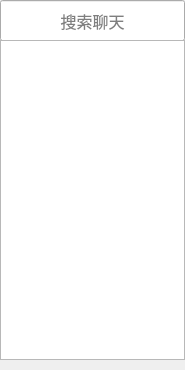
Old version of the form litechat_chatlist.ui in the repository joshmiao/LiteChat.
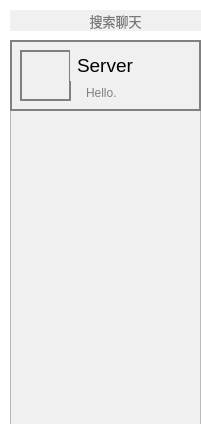
New version of the form. Icons and pictures are not drawn.

```diff
--- a/litechat_chatlist.ui
+++ b/litechat_chatlist.ui
@@ -6,27 +6,35 @@
    <rect>
     <x>0</x>
     <y>0</y>
-    <width>185</width>
-    <height>370</height>
+    <width>201</width>
+    <height>424</height>
    </rect>
   </property>
   <property name="windowTitle">
    <string>Form</string>
   </property>
+  <property name="styleSheet">
+   <string notr="true">background-color: rgb(255, 255, 255);
+</string>
+  </property>
   <widget class="QLineEdit" name="lineEdit">
    <property name="geometry">
     <rect>
-     <x>0</x>
-     <y>0</y>
-     <width>185</width>
-     <height>41</height>
+     <x>30</x>
+     <y>10</y>
+     <width>171</width>
+     <height>21</height>
     </rect>
    </property>
    <property name="font">
     <font>
-     <pointsize>12</pointsize>
+     <pointsize>10</pointsize>
     </font>
    </property>
+   <property name="styleSheet">
+    <string notr="true">border-radius:15px;
+background-color: rgb(240, 240, 240);</string>
+   </property>
    <property name="inputMask">
     <string/>
    </property>
@@ -40,24 +48,104 @@
   <widget class="QListWidget" name="listWidget">
    <property name="geometry">
     <rect>
-     <x>0</x>
+     <x>10</x>
      <y>40</y>
-     <width>185</width>
-     <height>320</height>
+     <width>191</width>
+     <height>391</height>
     </rect>
    </property>
-   <property name="minimumSize">
-    <size>
-     <width>185</width>
-     <height>320</height>
-    </size>
+   <property name="styleSheet">
+    <string notr="true">background-color: rgb(240, 240, 240);</string>
    </property>
-   <property name="maximumSize">
-    <size>
-     <width>185</width>
-     <height>320</height>
-    </size>
+  </widget>
+  <widget class="QLabel" name="label">
+   <property name="geometry">
+    <rect>
+     <x>10</x>
+     <y>10</y>
+     <width>21</width>
+     <height>21</height>
+    </rect>
    </property>
+   <property name="styleSheet">
+    <string notr="true">background-color: rgb(240, 240, 240);
+border-image: url(:/img/search.png);</string>
+   </property>
+   <property name="text">
+    <string/>
+   </property>
+  </widget>
+  <widget class="QWidget" name="widget" native="true">
+   <property name="geometry">
+    <rect>
+     <x>10</x>
+     <y>40</y>
+     <width>191</width>
+     <height>71</height>
+    </rect>
+   </property>
+   <property name="styleSheet">
+    <string notr="true">background-color: rgb(240, 240, 240);
+border:2px solid gray;</string>
+   </property>
+   <widget class="QLabel" name="label_2">
+    <property name="geometry">
+     <rect>
+      <x>10</x>
+      <y>10</y>
+      <width>51</width>
+      <height>51</height>
+     </rect>
+    </property>
+    <property name="styleSheet">
+     <string notr="true">border-image: url(:/img/CustomerService.png);</string>
+    </property>
+    <property name="text">
+     <string/>
+    </property>
+   </widget>
+   <widget class="QLabel" name="label_3">
+    <property name="geometry">
+     <rect>
+      <x>60</x>
+      <y>10</y>
+      <width>81</width>
+      <height>31</height>
+     </rect>
+    </property>
+    <property name="font">
+     <font>
+      <pointsize>14</pointsize>
+     </font>
+    </property>
+    <property name="styleSheet">
+     <string notr="true">background-color: rgb(240, 240, 240);
+border-color: rgb(240, 240, 240);</string>
+    </property>
+    <property name="text">
+     <string>Server</string>
+    </property>
+   </widget>
+   <widget class="QLineEdit" name="lineEdit_2">
+    <property name="enabled">
+     <bool>false</bool>
+    </property>
+    <property name="geometry">
+     <rect>
+      <x>72</x>
+      <y>40</y>
+      <width>111</width>
+      <height>25</height>
+     </rect>
+    </property>
+    <property name="styleSheet">
+     <string notr="true">border-color: rgb(240, 240, 240);
+color: rgb(128, 128, 128);</string>
+    </property>
+    <property name="text">
+     <string>Hello.</string>
+    </property>
+   </widget>
   </widget>
  </widget>
  <resources/>
```
